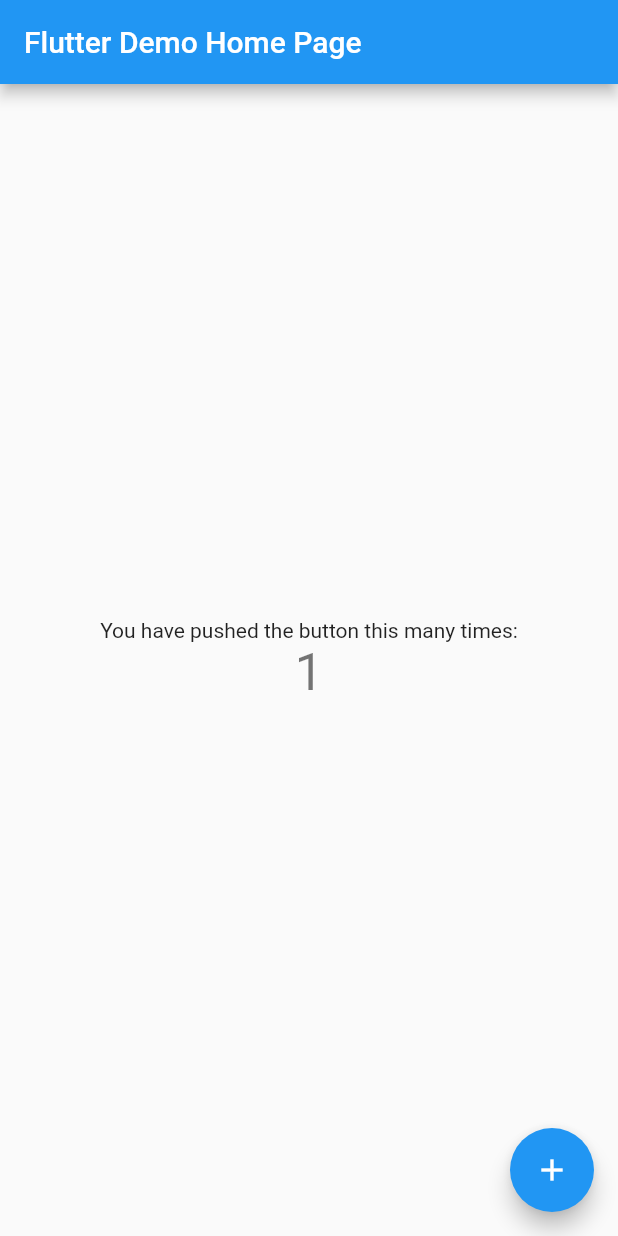
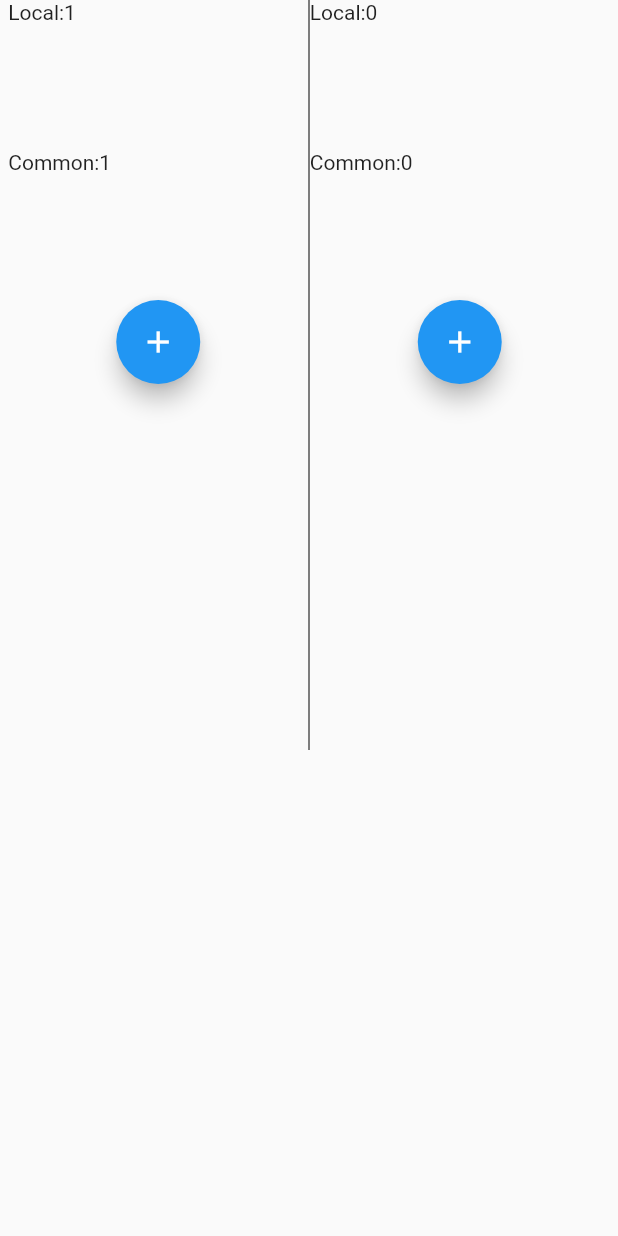
Before and after one commit to rajeshbbalam/flutter_riverpod_multi_instance, a Flutter app: the screen it shows after launch, after a tap on the "add" icon, on a phone screen of 412 x 824 dp. Run offline on Flutter 3.47's test engine with Material 2 defaults, Android fonts, the phone set to English and light mode, and no system bars; our stand-ins replace flutter_riverpod.

Commit message:
source added

```diff
--- /dev/null
+++ b/lib/common/riverpod_common.dart
@@ -0,0 +1,8 @@
+import 'package:flutter_riverpod/flutter_riverpod.dart';
+
+final commonCounterProvider = StateProvider<Counter>((ref) => Counter());
+
+class Counter {
+  int count;
+  Counter({this.count = 0});
+}
--- a/lib/main.dart
+++ b/lib/main.dart
@@ -1,115 +1,43 @@
 import 'package:flutter/material.dart';
+import 'package:flutter_riverpod/flutter_riverpod.dart';
+import 'multi_instances/testhome.dart';
 
 void main() {
-  runApp(const MyApp());
+  runApp(const RiverPodMainApp());
 }
 
-class MyApp extends StatelessWidget {
-  const MyApp({super.key});
+//ChangeNotifierProvider(create: (context) => Products(), child: ProductsDisplayView())
+class RiverPodMainApp extends StatefulWidget {
+  const RiverPodMainApp({super.key});
+  @override
+  State<RiverPodMainApp> createState() => _RiverPodMainAppState();
+}
 
-  // This widget is the root of your application.
+class _RiverPodMainAppState extends State<RiverPodMainApp> {
   @override
   Widget build(BuildContext context) {
-    return MaterialApp(
-      title: 'Flutter Demo',
-      theme: ThemeData(
-        // This is the theme of your application.
-        //
-        // Try running your application with "flutter run". You'll see the
-        // application has a blue toolbar. Then, without quitting the app, try
-        // changing the primarySwatch below to Colors.green and then invoke
-        // "hot reload" (press "r" in the console where you ran "flutter run",
-        // or simply save your changes to "hot reload" in a Flutter IDE).
-        // Notice that the counter didn't reset back to zero; the application
-        // is not restarted.
-        primarySwatch: Colors.blue,
+    return ProviderScope(
+      child: MaterialApp(
+        home: Scaffold(
+          body: Row(
+            mainAxisSize: MainAxisSize.max,
+            mainAxisAlignment: MainAxisAlignment.center,
+            children: [
+              SizedBox(
+                width: 200,
+                height: 500,
+                child: TestHome(),
+              ),
+              const SizedBox(width: 1, height: 500, child: VerticalDivider(width: 1, color: Colors.black)),
+              SizedBox(
+                width: 200,
+                height: 500,
+                child: TestHome(),
+              ),
+            ],
+          ),
+        ),
       ),
-      home: const MyHomePage(title: 'Flutter Demo Home Page'),
     );
   }
 }
-
-class MyHomePage extends StatefulWidget {
-  const MyHomePage({super.key, required this.title});
-
-  // This widget is the home page of your application. It is stateful, meaning
-  // that it has a State object (defined below) that contains fields that affect
-  // how it looks.
-
-  // This class is the configuration for the state. It holds the values (in this
-  // case the title) provided by the parent (in this case the App widget) and
-  // used by the build method of the State. Fields in a Widget subclass are
-  // always marked "final".
-
-  final String title;
-
-  @override
-  State<MyHomePage> createState() => _MyHomePageState();
-}
-
-class _MyHomePageState extends State<MyHomePage> {
-  int _counter = 0;
-
-  void _incrementCounter() {
-    setState(() {
-      // This call to setState tells the Flutter framework that something has
-      // changed in this State, which causes it to rerun the build method below
-      // so that the display can reflect the updated values. If we changed
-      // _counter without calling setState(), then the build method would not be
-      // called again, and so nothing would appear to happen.
-      _counter++;
-    });
-  }
-
-  @override
-  Widget build(BuildContext context) {
-    // This method is rerun every time setState is called, for instance as done
-    // by the _incrementCounter method above.
-    //
-    // The Flutter framework has been optimized to make rerunning build methods
-    // fast, so that you can just rebuild anything that needs updating rather
-    // than having to individually change instances of widgets.
-    return Scaffold(
-      appBar: AppBar(
-        // Here we take the value from the MyHomePage object that was created by
-        // the App.build method, and use it to set our appbar title.
-        title: Text(widget.title),
-      ),
-      body: Center(
-        // Center is a layout widget. It takes a single child and positions it
-        // in the middle of the parent.
-        child: Column(
-          // Column is also a layout widget. It takes a list of children and
-          // arranges them vertically. By default, it sizes itself to fit its
-          // children horizontally, and tries to be as tall as its parent.
-          //
-          // Invoke "debug painting" (press "p" in the console, choose the
-          // "Toggle Debug Paint" action from the Flutter Inspector in Android
-          // Studio, or the "Toggle Debug Paint" command in Visual Studio Code)
-          // to see the wireframe for each widget.
-          //
-          // Column has various properties to control how it sizes itself and
-          // how it positions its children. Here we use mainAxisAlignment to
-          // center the children vertically; the main axis here is the vertical
-          // axis because Columns are vertical (the cross axis would be
-          // horizontal).
-          mainAxisAlignment: MainAxisAlignment.center,
-          children: <Widget>[
-            const Text(
-              'You have pushed the button this many times:',
-            ),
-            Text(
-              '$_counter',
-              style: Theme.of(context).textTheme.headline4,
-            ),
-          ],
-        ),
-      ),
-      floatingActionButton: FloatingActionButton(
-        onPressed: _incrementCounter,
-        tooltip: 'Increment',
-        child: const Icon(Icons.add),
-      ), // This trailing comma makes auto-formatting nicer for build methods.
-    );
-  }
-}
--- /dev/null
+++ b/lib/multi_instances/testhome.dart
@@ -0,0 +1,55 @@
+import 'package:flutter/material.dart';
+import 'package:flutter_riverpod/flutter_riverpod.dart';
+
+import '../common/riverpod_common.dart';
+
+final counterProvider = StateProvider<Counter>((ref) {
+  return Counter();
+});
+
+class TestHome extends StatelessWidget {
+  @override
+  Widget build(BuildContext context) {
+    return ProviderScope(
+      overrides: [
+        counterProvider.overrideWithProvider(StateProvider<Counter>((ref) {
+          return Counter();
+        })),
+        commonCounterProvider.overrideWithProvider(StateProvider<Counter>((ref) {
+          return Counter();
+        }))
+      ],
+      child: Column(
+        children: [
+          Center(
+            // Consumer is a widget that allows you reading providers.
+            // You could also use the hook "ref.watch(" if you uses flutter_hooks
+            child: Consumer(builder: (context, ref, child) {
+              final countRef = ref.watch(counterProvider);
+              final countCommonRef = ref.watch(commonCounterProvider);
+              return Column(
+                mainAxisAlignment: MainAxisAlignment.center,
+                children: [
+                  SizedBox(width: 200, height: 100, child: Text('Local:${countRef.count}')),
+                  SizedBox(width: 200, height: 100, child: Text('Common:${countCommonRef.count}')),
+                ],
+              );
+            }),
+          ),
+          Consumer(builder: (context, ref, child) {
+            return FloatingActionButton(
+              // The read method is an utility to read a provider without listening to it
+              onPressed: () {
+                var countRef = ref.read(counterProvider);
+                var commonRef = ref.read(commonCounterProvider);
+                ref.read(commonCounterProvider.notifier).state = Counter()..count = commonRef.count + 1;
+                ref.read(counterProvider.notifier).state = Counter()..count = countRef.count + 1;
+              },
+              child: const Icon(Icons.add),
+            );
+          }),
+        ],
+      ),
+    );
+  }
+}
--- a/pubspec.yaml
+++ b/pubspec.yaml
@@ -31,6 +31,7 @@
 dependencies:
   flutter:
     sdk: flutter
+  flutter_riverpod: ^1.0.2
 
 
   # The following adds the Cupertino Icons font to your application.
```
Also changed, not shown: 1 other file.
